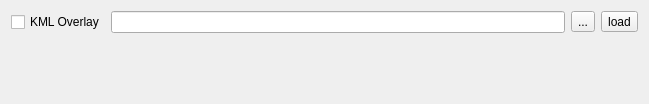
Qt form mslib/msui/ui_kmloverlay_dockwidget.ui (Open-MSS/MSS) before a commit.
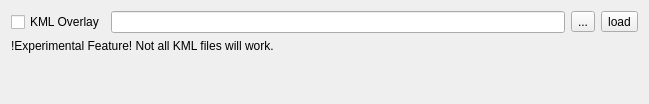
The same form after that commit.

Commit message: Activate experimental KML feature. Partially adresses issue #88

What changed in the file:
```diff
--- a/mslib/msui/ui_kmloverlay_dockwidget.ui
+++ b/mslib/msui/ui_kmloverlay_dockwidget.ui
@@ -45,6 +45,13 @@
    <item>
     <layout class="QHBoxLayout" name="horizontalLayout_7"/>
    </item>
+   <item>
+    <widget class="QLabel" name="label">
+     <property name="text">
+      <string>!Experimental Feature! Not all KML files will work.</string>
+     </property>
+    </widget>
+   </item>
    <item>
     <spacer name="verticalSpacer">
      <property name="orientation">
```
The commit also changes 2 other files.
